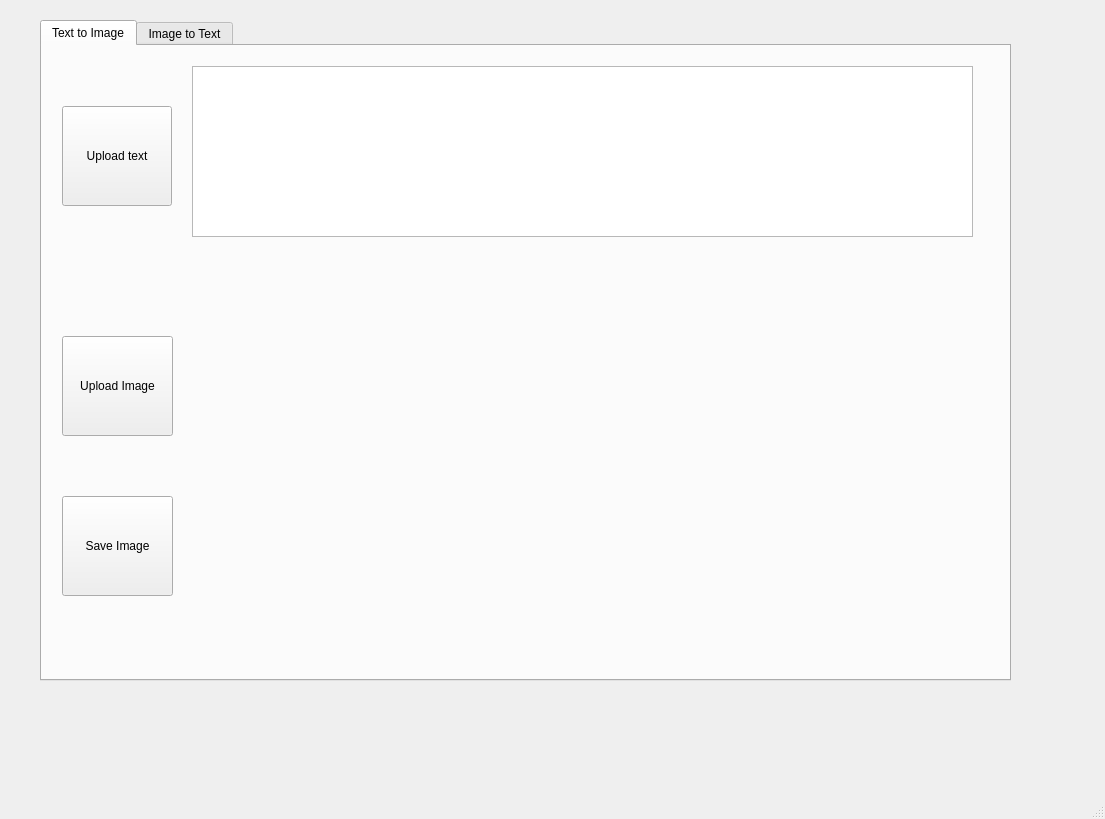
The window that Interface.ui (Zeroqube/DevHack_abacaba_Project) describes before a commit, drawn with Qt 5.
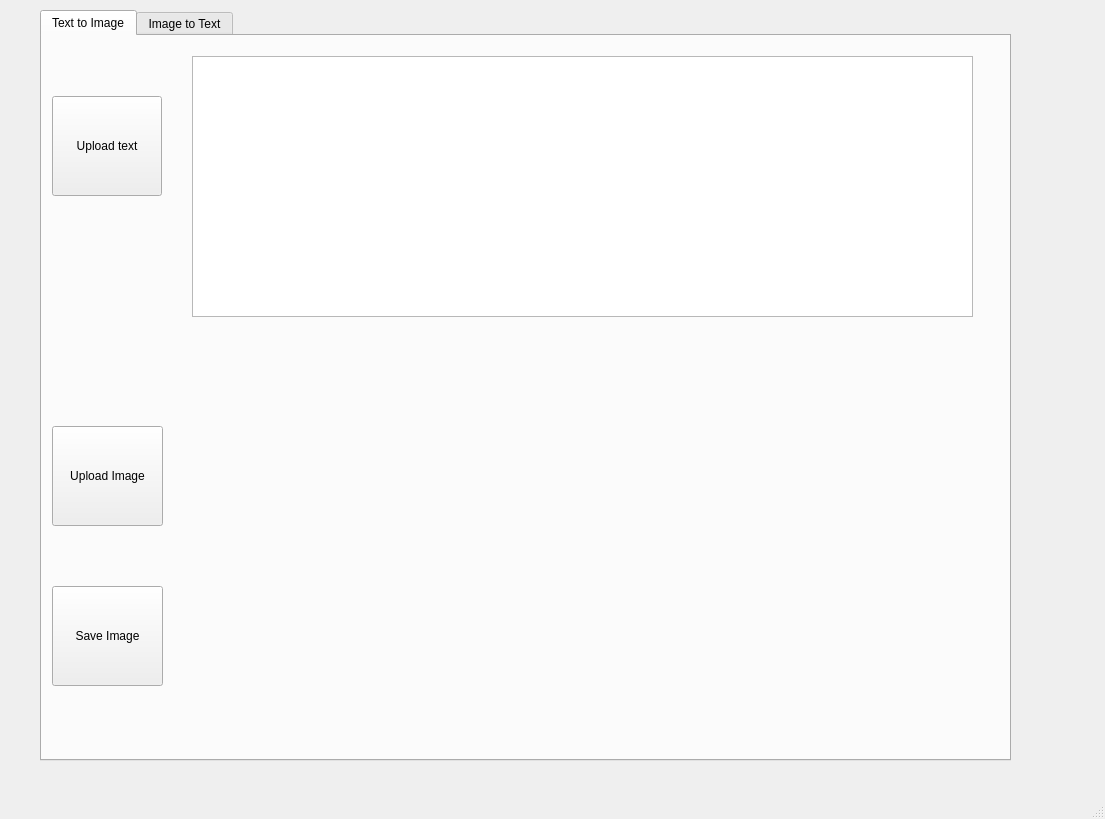
The same window after the commit.

```diff
--- a/Interface.ui
+++ b/Interface.ui
@@ -18,9 +18,9 @@
     <property name="geometry">
      <rect>
       <x>40</x>
-      <y>20</y>
+      <y>10</y>
       <width>971</width>
-      <height>661</height>
+      <height>751</height>
      </rect>
     </property>
     <property name="currentIndex">
@@ -36,14 +36,19 @@
         <x>150</x>
         <y>20</y>
         <width>781</width>
-        <height>171</height>
+        <height>261</height>
        </rect>
       </property>
+      <property name="font">
+       <font>
+        <pointsize>14</pointsize>
+       </font>
+      </property>
      </widget>
      <widget class="QPushButton" name="outsideText">
       <property name="geometry">
        <rect>
-        <x>20</x>
+        <x>10</x>
         <y>60</y>
         <width>110</width>
         <height>100</height>
@@ -56,8 +61,8 @@
      <widget class="QPushButton" name="outsideImage">
       <property name="geometry">
        <rect>
-        <x>20</x>
-        <y>290</y>
+        <x>10</x>
+        <y>390</y>
         <width>111</width>
         <height>100</height>
        </rect>
@@ -69,8 +74,8 @@
      <widget class="QPushButton" name="saveImage">
       <property name="geometry">
        <rect>
-        <x>20</x>
-        <y>450</y>
+        <x>10</x>
+        <y>550</y>
         <width>111</width>
         <height>100</height>
        </rect>
@@ -83,9 +88,9 @@
       <property name="geometry">
        <rect>
         <x>170</x>
-        <y>290</y>
-        <width>300</width>
-        <height>260</height>
+        <y>340</y>
+        <width>350</width>
+        <height>300</height>
        </rect>
       </property>
       <property name="text">
@@ -95,10 +100,10 @@
      <widget class="QLabel" name="resultImage">
       <property name="geometry">
        <rect>
-        <x>570</x>
-        <y>280</y>
-        <width>300</width>
-        <height>260</height>
+        <x>550</x>
+        <y>340</y>
+        <width>350</width>
+        <height>300</height>
        </rect>
       </property>
       <property name="text">
```
